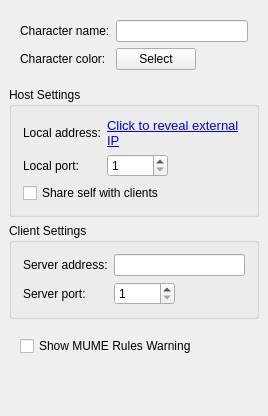
The window that src/preferences/groupmanagerpage.ui (MUME/MMapper) describes before a commit, drawn with Qt 5.
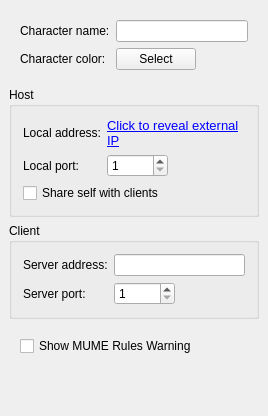
The same window after the commit.

```diff
--- a/src/preferences/groupmanagerpage.ui
+++ b/src/preferences/groupmanagerpage.ui
@@ -79,7 +79,7 @@
    <item>
     <widget class="QGroupBox" name="groupBox">
      <property name="title">
-      <string>Host Settings</string>
+      <string>Host</string>
      </property>
      <property name="alignment">
       <set>Qt::AlignLeading|Qt::AlignLeft|Qt::AlignTop</set>
@@ -164,7 +164,7 @@
    <item>
     <widget class="QGroupBox" name="groupBox_2">
      <property name="title">
-      <string>Client Settings</string>
+      <string>Client</string>
      </property>
      <layout class="QGridLayout">
       <item row="0" column="0">
```
